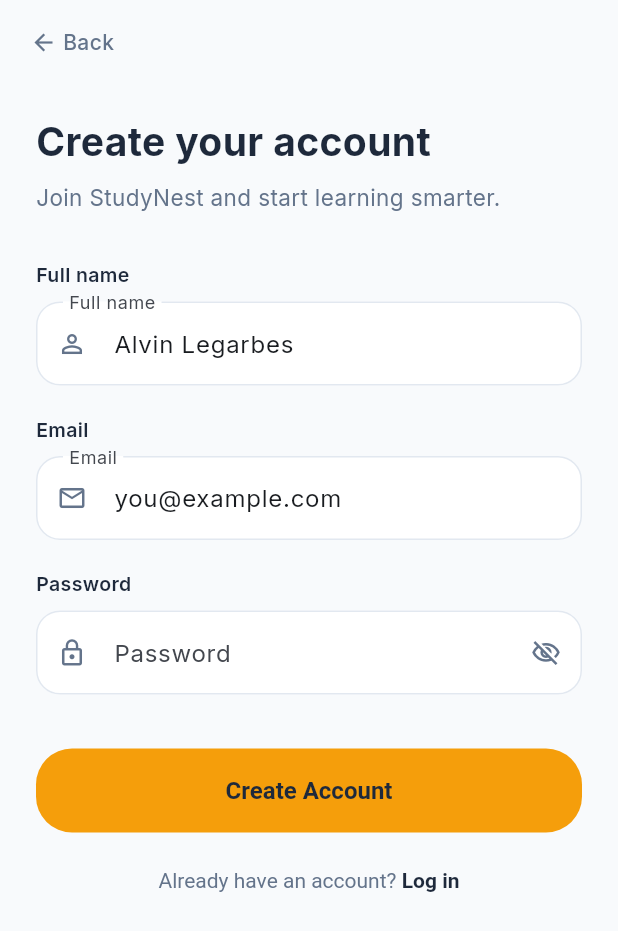
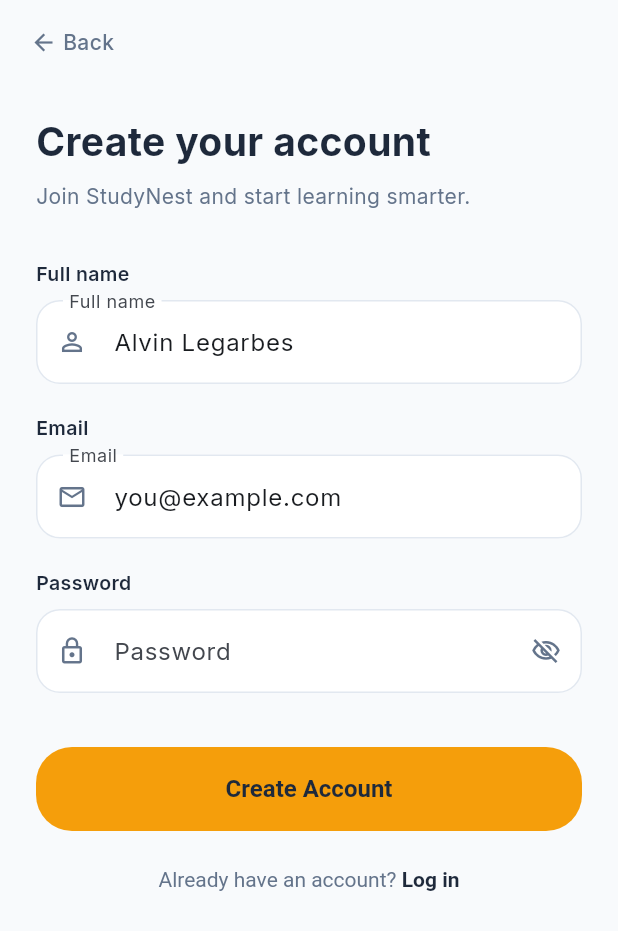
Before and after one commit to GodlyMori/StudyNest, a Flutter app: the RegisterScreen screen opened directly, on a phone screen of 412 x 824 dp. Shown: the top 931 px of the screen. Run offline on Flutter 3.47's test engine with Material 3 defaults, Android fonts, the phone set to English and light mode, and no system bars; our stand-ins replace flutter_local_notifications, sentry_flutter, shared_preferences, supabase_flutter, timezone; accounts and stored records are empty.

Commit message:
fix(v2-stage6): add home banner semantic label and restore register subtitle font size

```diff
--- a/lib/screens/auth/register_screen.dart
+++ b/lib/screens/auth/register_screen.dart
@@ -154,7 +154,7 @@ class _RegisterScreenState extends State<RegisterScreen> {
               const Text(
                 'Join StudyNest and start learning smarter.',
                 style: TextStyle(
-                  fontSize: 15,
+                  fontSize: 14,
                   color: AppColors.textSecondary,
                 ),
               ),
```
Also changed, not shown: lib/screens/dashboard/home_screen.dart (+7 -2 lines), 1 other file.
